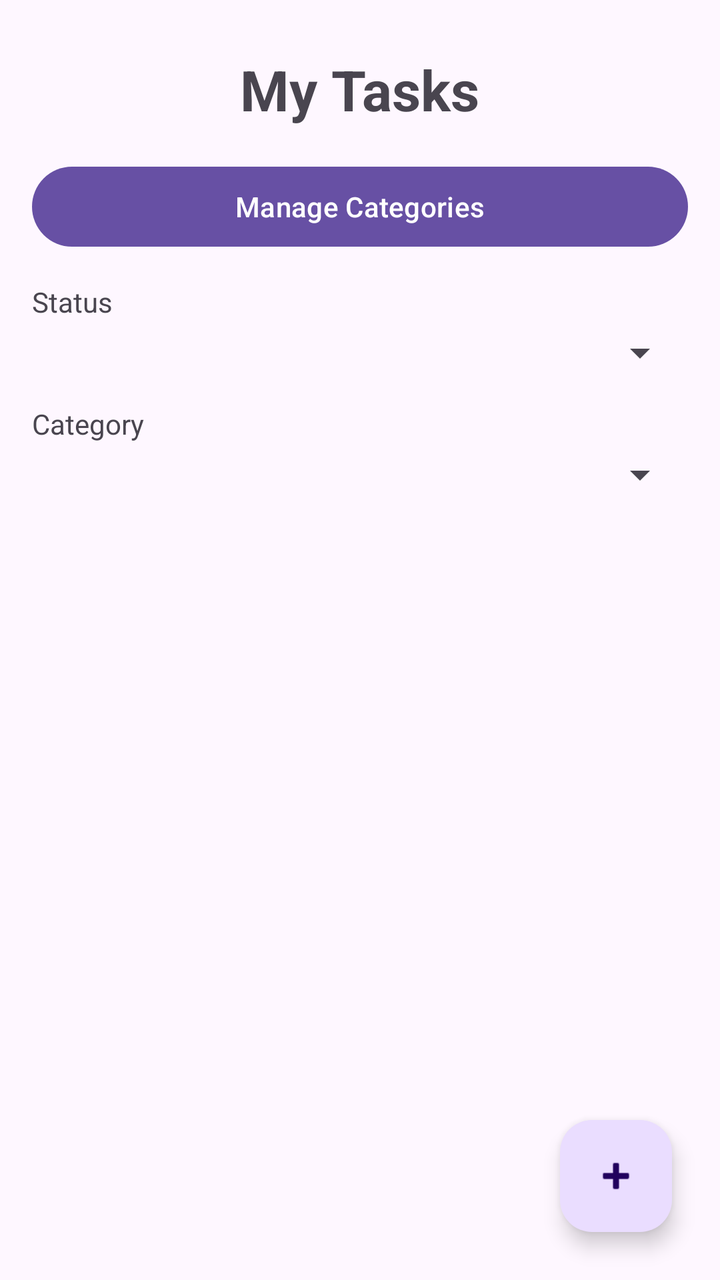
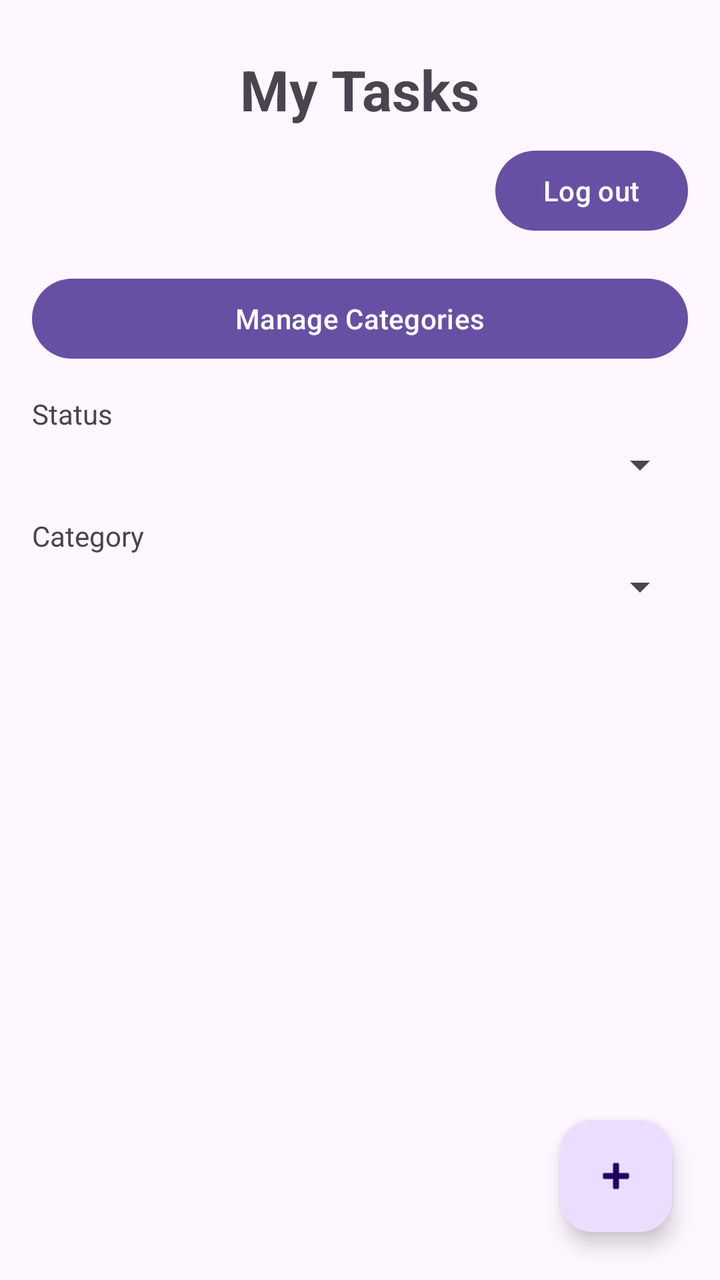

Before-and-after screenshots of an Android layout around one commit, followed by the original layout XML and the change that was made.
<!-- AndroidManifest.xml: application theme Theme.MyApplication -->
<!-- res/layout/activity_tasks.xml -->
<?xml version="1.0" encoding="utf-8"?>
<FrameLayout xmlns:android="http://schemas.android.com/apk/res/android"
    xmlns:tools="http://schemas.android.com/tools"
    android:id="@+id/main"
    android:layout_width="match_parent"
    android:layout_height="match_parent"
    tools:context=".TasksActivity">

    <LinearLayout
        android:layout_width="match_parent"
        android:layout_height="match_parent"
        android:orientation="vertical"
        android:padding="16dp">

        <TextView
            android:id="@+id/tv_tasks_title"
            android:layout_width="wrap_content"
            android:layout_height="wrap_content"
            android:layout_gravity="center"
            android:layout_marginTop="10dp"
            android:text="My Tasks"
            android:textSize="28sp"
            android:textStyle="bold" />

        <Button
            android:id="@+id/btn_manage_categories"
            android:layout_width="match_parent"
            android:layout_height="wrap_content"
            android:layout_marginTop="16dp"
            android:text="Manage Categories" />

        <TextView
            android:layout_width="wrap_content"
            android:layout_height="wrap_content"
            android:layout_marginTop="14dp"
            android:text="Status"
            android:textSize="14sp" />

        <Spinner
            android:id="@+id/sp_status_filter"
            android:layout_width="match_parent"
            android:layout_height="wrap_content"
            android:layout_marginTop="4dp" />

        <TextView
            android:layout_width="wrap_content"
            android:layout_height="wrap_content"
            android:layout_marginTop="14dp"
            android:text="Category"
            android:textSize="14sp" />

        <Spinner
            android:id="@+id/sp_category_filter"
            android:layout_width="match_parent"
            android:layout_height="wrap_content"
            android:layout_marginTop="4dp" />

        <androidx.recyclerview.widget.RecyclerView
            android:id="@+id/rv_tasks"
            android:layout_width="match_parent"
            android:layout_height="0dp"
            android:layout_marginTop="16dp"
            android:layout_weight="1" />

    </LinearLayout>

    <com.google.android.material.floatingactionbutton.FloatingActionButton
        android:id="@+id/fab_add_task"
        android:layout_width="wrap_content"
        android:layout_height="wrap_content"
        android:layout_gravity="bottom|end"
        android:layout_margin="24dp"
        android:contentDescription="Add task"
        android:src="@android:drawable/ic_input_add" />

</FrameLayout>
<!-- resources referenced by this layout -->
<resources>
  <style name="Theme.MyApplication" parent="Base.Theme.MyApplication" />
  <style name="Base.Theme.MyApplication" parent="Theme.Material3.DayNight.NoActionBar">
          
          
      </style>
</resources>

<!-- the commit's change to res/layout/activity_tasks.xml (unified diff, before → after) -->
@@ -21,6 +21,14 @@
             android:text="My Tasks"
             android:textSize="28sp"
             android:textStyle="bold" />
+
+        <Button
+            android:id="@+id/btn_logout"
+            android:layout_width="wrap_content"
+            android:layout_height="wrap_content"
+            android:layout_gravity="end"
+            android:layout_marginTop="8dp"
+            android:text="Log out" />
 
         <Button
             android:id="@+id/btn_manage_categories"
